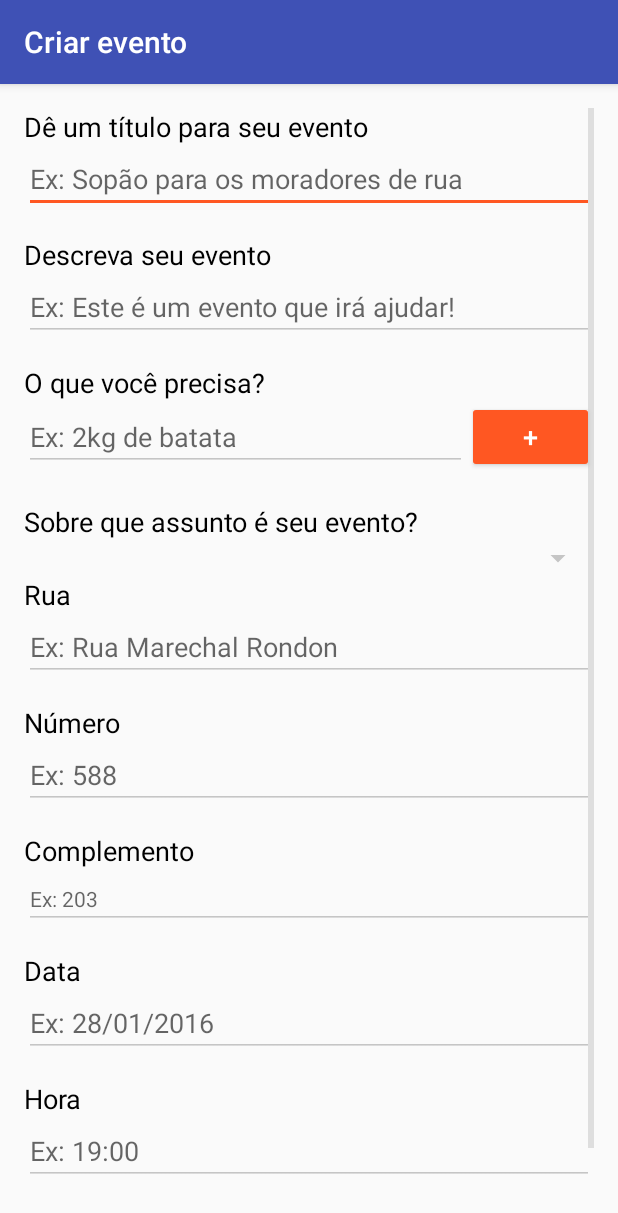
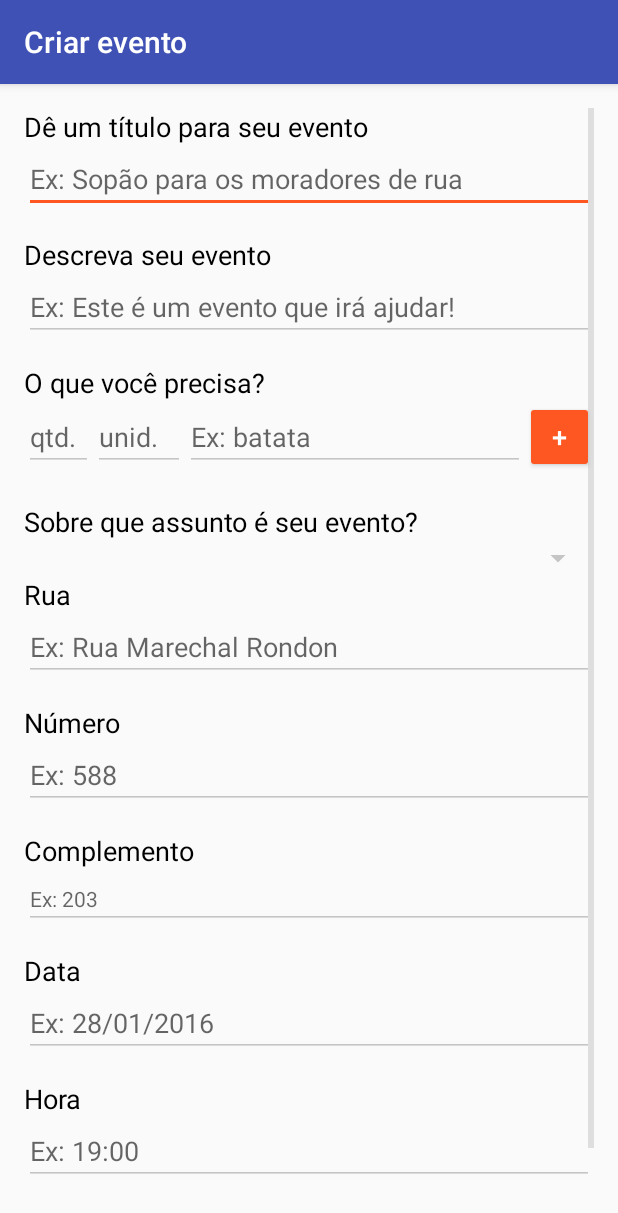
Before and after one commit to thomaspessato/WeHelp, an Android app: the CreateEventActivity screen opened directly, with no data from a screen before it, on a phone screen of 412 x 824 dp. Shown: the top 1213 px of the screen. Run offline under Robolectric (Android 15) with nearby library versions, the phone set to English and light mode, and no system bars; our stand-ins replace Dagger/Hilt's generated code, Volley; network calls fail.

Commit message:
requisitos / refresh

```diff
--- a/app/src/main/java/com/wehelp/wehelp/CreateEventActivity.java
+++ b/app/src/main/java/com/wehelp/wehelp/CreateEventActivity.java
@@ -89,33 +89,30 @@ public class CreateEventActivity extends AppCompatActivity {
         final EditText eventDate = (EditText)findViewById(R.id.register_event_date);
         final EditText eventRequirement = (EditText)findViewById(R.id.register_event_requirement);
         final EditText eventHour = (EditText)findViewById(R.id.register_event_hour);
+        final EditText eventDesc = (EditText)findViewById(R.id.register_event_desc);
+        final EditText eventRequirementQtd = (EditText)findViewById(R.id.register_event_requirement_qtd);
+        final EditText eventRequirementUnit = (EditText)findViewById(R.id.register_event_requirement_uni);
+        final ListView lvRequirements = (ListView)findViewById(R.id.listview_requirements);
+        final ArrayList<String> listItems=new ArrayList<String>();
+        final ArrayAdapter requirementsArrayAdapter;
+        final Geocoder geocoder = new Geocoder(getApplicationContext(), Locale.getDefault());
         Button btnNewRequirement = (Button)findViewById(R.id.btn_new_requirement);
         Button btnRegisterEvent = (Button)findViewById(R.id.btn_register_event);
-        final EditText eventDesc = (EditText)findViewById(R.id.register_event_desc);
-        final ListView lvRequirements = (ListView)findViewById(R.id.listview_requirements);
         categorySpinner = (Spinner)findViewById(R.id.event_register_spinner_category);
         loadingPanel = (RelativeLayout) findViewById(R.id.loadingPanel);
-        assert loadingPanel != null;
         loadingPanel.setVisibility(View.GONE);
 
-        final ArrayList<String> listItems=new ArrayList<String>();
-
-        final ArrayAdapter requirementsArrayAdapter;
-        final Geocoder geocoder = new Geocoder(getApplicationContext(), Locale.getDefault());
-
+        assert loadingPanel != null;
         assert btnNewRequirement != null;
         assert eventRequirement != null;
 
-
         requirementsArrayAdapter = new RequirementListAdapter(this,listItems);
-        final int[] requirementsCounter = {0};
         lvRequirements.setAdapter(requirementsArrayAdapter);
 
         categorySpinner.setOnItemSelectedListener(new AdapterView.OnItemSelectedListener() {
             @Override
             public void onItemSelected(AdapterView<?> adapterView, View view, int i, long l) {
                 Category item = (Category)adapterView.getItemAtPosition(i);
-                System.out.println("CATEGORY CLICKED: " + item.getDescricao());
             }
 
             @Override
@@ -141,14 +138,12 @@ public class CreateEventActivity extends AppCompatActivity {
                     for (int i = 2; i <= cl && i < 6; i += 2) {
                         sel++;
                     }
-                    //Fix for pressing delete next to a forward slash
+
                     if (clean.equals(cleanC)) sel--;
 
                     if (clean.length() < 8){
                         clean = clean + ddmmyyyy.substring(clean.length());
                     }else{
-                        //This part makes sure that when we finish entering numbers
-                        //the date is correct, fixing it otherwise
                         int day  = Integer.parseInt(clean.substring(0,2));
                         int mon  = Integer.parseInt(clean.substring(2,4));
                         int year = Integer.parseInt(clean.substring(4,8));
@@ -157,9 +152,6 @@ public class CreateEventActivity extends AppCompatActivity {
                         cal.set(Calendar.MONTH, mon-1);
                         year = (year<1900)?1900:(year>2100)?2100:year;
                         cal.set(Calendar.YEAR, year);
-                        // ^ first set year for the line below to work correctly
-                        //with leap years - otherwise, date e.g. 29/02/2012
-                        //would be automatically corrected to 28/02/2012
 
                         day = (day > cal.getActualMaximum(Calendar.DATE))? cal.getActualMaximum(Calendar.DATE):day;
                         clean = String.format("%02d%02d%02d",day, mon, year);
@@ -185,6 +177,7 @@ public class CreateEventActivity extends AppCompatActivity {
             private String ddmmyyyy = "DDMMYYYY";
             private Calendar cal = Calendar.getInstance();
         };
+
         TextWatcher twHour = new TextWatcher() {
             @Override
             public void beforeTextChanged(CharSequence charSequence, int i, int i1, int i2) {
@@ -202,17 +195,13 @@ public class CreateEventActivity extends AppCompatActivity {
                     for (int i = 2; i <= cl && i < 4; i += 2) {
                         sel++;
                     }
-                    //Fix for pressing delete next to a forward slash
                     if (clean.equals(cleanC)) sel--;
 
                     if (clean.length() < 4){
                         clean = clean + hhmm.substring(clean.length());
                     }else{
-                        //This part makes sure that when we finish entering numbers
-                        //the date is correct, fixing it otherwise
                         int hour  = Integer.parseInt(clean.substring(0,2));
                         int min  = Integer.parseInt(clean.substring(2,4));
-//                        int year = Integer.parseInt(clean.substring(4,8));
 
                         if(hour > 23) {
                             hour = 23;
@@ -245,12 +234,9 @@ public class CreateEventActivity extends AppCompatActivity {
             private Calendar cal = Calendar.getInstance();
         };
 
-
-
         eventHour.addTextChangedListener(twHour);
         eventDate.addTextChangedListener(tw);
 
-//
         btnNewRequirement.setOnClickListener(new View.OnClickListener() {
             @Override
                 public void onClick(View view) {
@@ -280,8 +266,6 @@ public class CreateEventActivity extends AppCompatActivity {
                 String hour = eventHour.getText().toString();
                 String desc = eventDesc.getText().toString();
                 ArrayList<EventRequirement> requirementsArr = new ArrayList();
-
-
 
                 for (int i=0;i<requirementsArrayAdapter.getCount();i++){
                     EventRequirement req = new EventRequirement();
@@ -420,11 +404,8 @@ public class CreateEventActivity extends AppCompatActivity {
 
         protected void onPostExecute(Event event) {
             if (event == null) {
-//                Toast.makeText(getApplicationContext(), eventController.errorMessages.toString(), Toast.LENGTH_LONG).show();
                 System.out.println("Erro ao cadastrar evento: "+eventController.errorMessages);
                 loadingPanel.setVisibility(View.GONE);
-//                Toast.makeText(getActivity().getApplicationContext(), "Erro ao registrar pessoa", Toast.LENGTH_LONG).show();
-//                Log.d("WeHelpWS", userController.errorMessages.toString());
             } else {
                 System.out.println("event: NOVO EVENTO: "+event);
                 System.out.println("event: NOME DO EVENTO: "+event.getNome());
@@ -434,7 +415,6 @@ public class CreateEventActivity extends AppCompatActivity {
                 Intent intent = new Intent(CreateEventActivity.this, TabbedActivity.class);
                 startActivity(intent);
             }
-
             // remover loader
         }
     }
@@ -474,17 +454,10 @@ public class CreateEventActivity extends AppCompatActivity {
                 for(int i = 0; i < listCategories.size(); i++) {
                     arrayListCategories.add(listCategories.get(i));
                 }
-
                 CategorySpinnerAdapter spinnerAdapter = new CategorySpinnerAdapter(CreateEventActivity.this, R.layout.row_spinner_category,arrayListCategories);
                 spinnerAdapter.notifyDataSetChanged();
                 categorySpinner.setAdapter(spinnerAdapter);
-
-//                populateCategorySpinner(categorySpinner,CreateEventActivity.this,listCategories);
-
             }
-
-
-            // remover loader
         }
     }
 
--- a/app/src/main/java/com/wehelp/wehelp/HelpEventActivity.java
+++ b/app/src/main/java/com/wehelp/wehelp/HelpEventActivity.java
@@ -87,7 +87,10 @@ public class HelpEventActivity extends AppCompatActivity {
 
         lvRequirementsCheckbox.setAdapter(checkboxAdapter);
 
-        for(int i = 0; i< event.getRequisitos().size(); i++) {
+        ArrayList requisitos = event.getRequisitos();
+
+        System.out.println("TAMANHO DOS REQUISITOS: "+event.getRequisitos());
+        for(int i = 0; i< requisitos.size(); i++) {
             EventRequirement requirement = event.getRequisitos().get(i);
             requirementList.add(requirement);
         }
--- a/app/src/main/java/com/wehelp/wehelp/MyEventsActivity.java
+++ b/app/src/main/java/com/wehelp/wehelp/MyEventsActivity.java
@@ -63,7 +63,8 @@ public class MyEventsActivity extends AppCompatActivity {
         swipeRefreshLayout.setOnRefreshListener(new SwipeRefreshLayout.OnRefreshListener() {
             @Override
             public void onRefresh() {
-//                IMPLEMENT REFRESH ON LIST
+                new ListMyEventsTask().execute();
+
             }
         });
 
@@ -76,6 +77,7 @@ public class MyEventsActivity extends AppCompatActivity {
         @Override
         protected void onPreExecute() {
             // carregar loader
+            eventArrayAdapter.clear();
         }
 
         @Override
@@ -102,6 +104,7 @@ public class MyEventsActivity extends AppCompatActivity {
             } else {
 
                 if(events.size() > 0) {
+                    eventArrayAdapter.clear();
                     eventList.addAll(events);
                     noEventsPanel.setVisibility(View.GONE);
                     eventArrayAdapter.notifyDataSetChanged();
@@ -110,6 +113,7 @@ public class MyEventsActivity extends AppCompatActivity {
                 }
 
                 loadingPanel.setVisibility(View.GONE);
+                swipeRefreshLayout.setRefreshing(false);
             }
             // remover loader
         }
--- a/app/src/main/java/com/wehelp/wehelp/ParticipateEventActivity.java
+++ b/app/src/main/java/com/wehelp/wehelp/ParticipateEventActivity.java
@@ -59,7 +59,7 @@ public class ParticipateEventActivity extends AppCompatActivity {
         swipeRefreshLayout.setOnRefreshListener(new SwipeRefreshLayout.OnRefreshListener() {
             @Override
             public void onRefresh() {
-//                IMPLEMENT REFRESH ON LIST
+                new ListParticipatingEventsTask().execute();
             }
         });
 
@@ -98,14 +98,14 @@ public class ParticipateEventActivity extends AppCompatActivity {
             } else {
 
                 if(events.size() > 0) {
+                    eventArrayAdapter.clear();
                     eventList.addAll(events);
-                    // Adiciona lista de eventos a Activity principal
                     eventArrayAdapter.notifyDataSetChanged();
                     noEventsPanel.setVisibility(View.GONE);
                 } else {
                     noEventsPanel.setVisibility(View.VISIBLE);
                 }
-
+                swipeRefreshLayout.setRefreshing(false);
                 loadingPanel.setVisibility(View.GONE);
             }
             // remover loader
--- a/app/src/main/java/com/wehelp/wehelp/adapters/RequirementCheckboxAdapter.java
+++ b/app/src/main/java/com/wehelp/wehelp/adapters/RequirementCheckboxAdapter.java
@@ -51,7 +51,7 @@ public class RequirementCheckboxAdapter extends ArrayAdapter<EventRequirement> {
 
             holder.name.setOnClickListener( new View.OnClickListener() {
                 public void onClick(View v) {
-                    CheckBox cb = (CheckBox) v ;
+                    CheckBox cb = (CheckBox) v;
                     EventRequirement requirement = (EventRequirement) cb.getTag();
                     Toast.makeText(getContext(),
                             "Clicked on Checkbox: " + cb.getText() +
--- a/app/src/main/java/com/wehelp/wehelp/controllers/EventController.java
+++ b/app/src/main/java/com/wehelp/wehelp/controllers/EventController.java
@@ -33,6 +33,10 @@ public class EventController {
     public boolean errorService = false;
     public JSONObject errorMessages = null;
     public boolean addUserOk = false;
+
+    public EventController() {
+
+    }
 
     public ArrayList<Event> getListEvents() {
         return this.listEvents;
@@ -94,7 +98,7 @@ public class EventController {
         this.setListEvents(null);
         this.errorMessages = null;
 
-        this.eventService.getParticipatingEvents(userId, new IServiceArrayResponseCallback() {
+        this.eventService.getMyEvents(userId, new IServiceArrayResponseCallback() {
             @Override
             public void execute(JSONArray response) {
                 setListEvents(JsonArrayToEventList(response));
--- a/app/src/main/res/layout/activity_create_event.xml
+++ b/app/src/main/res/layout/activity_create_event.xml
@@ -101,22 +101,40 @@
             android:layout_height="wrap_content">
 
             <EditText
-                android:layout_width="298dp"
+                android:layout_width="46dp"
+                android:layout_height="wrap_content"
+                android:inputType="number"
+                android:ems="10"
+                android:layout_alignTop="@+id/editText4"
+                android:layout_alignRight="@+id/editText4"
+                android:layout_alignEnd="@+id/editText4"
+                android:id="@+id/register_event_requirement_qtd"
+                android:hint="qtd." />
+
+            <EditText
+                android:layout_width="61dp"
+                android:layout_height="wrap_content"
+                android:inputType="text"
+                android:ems="10"
+                android:id="@+id/register_event_requirement_uni"
+                android:hint="unid." />
+
+            <EditText
                 android:layout_height="wrap_content"
                 android:inputType="textPersonName"
                 android:id="@+id/register_event_requirement"
                 android:textSize="18sp"
-                android:layout_weight="1"
-                android:hint="Ex: 2kg de batata" />
+                android:hint="Ex: batata"
+                android:layout_width="wrap_content"
+                android:layout_weight="1" />
 
             <Button
                 android:text="+"
-                android:layout_width="wrap_content"
                 android:layout_height="wrap_content"
                 android:id="@+id/btn_new_requirement"
-                android:layout_weight="1"
                 style="@style/Widget.AppCompat.Button.Colored"
-                android:textSize="18sp" />
+                android:textSize="18sp"
+                android:layout_width="46dp" />
 
         </LinearLayout>
 
--- a/app/src/main/res/layout/activity_help_event.xml
+++ b/app/src/main/res/layout/activity_help_event.xml
@@ -17,7 +17,8 @@
         android:layout_width="match_parent"
         android:layout_height="match_parent"
         android:gravity="center"
-        android:translationZ="@dimen/cast_intro_overlay_button_margin_bottom">
+        android:translationZ="@dimen/cast_intro_overlay_button_margin_bottom"
+        android:visibility="gone">
 
         <ProgressBar
             android:layout_width="wrap_content"
```
Also changed, not shown: app/src/main/java/com/wehelp/wehelp/tabs/FragmentMap.java (+7 -74 lines), app/src/main/java/com/wehelp/wehelp/tabs/FragmentTimeline.java (+15 -34 lines), app/src/main/res/menu/menu_tabbed.xml (+6 -6 lines).
